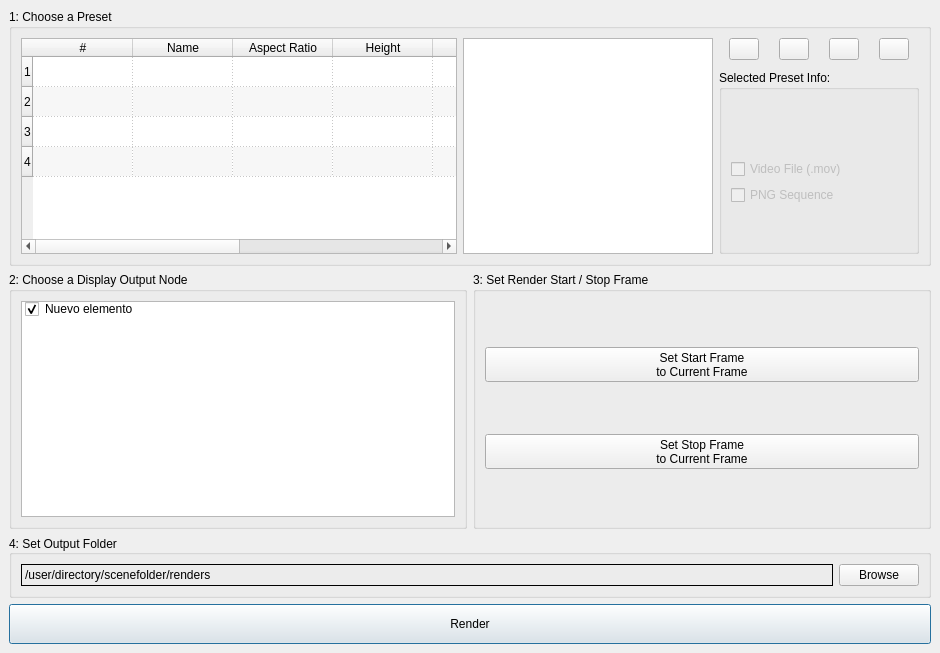
The window that code/EZRender.ui (VisualDroids/EZ-Render-for-Toonboom-Harmony) describes before a commit, drawn with Qt 5.
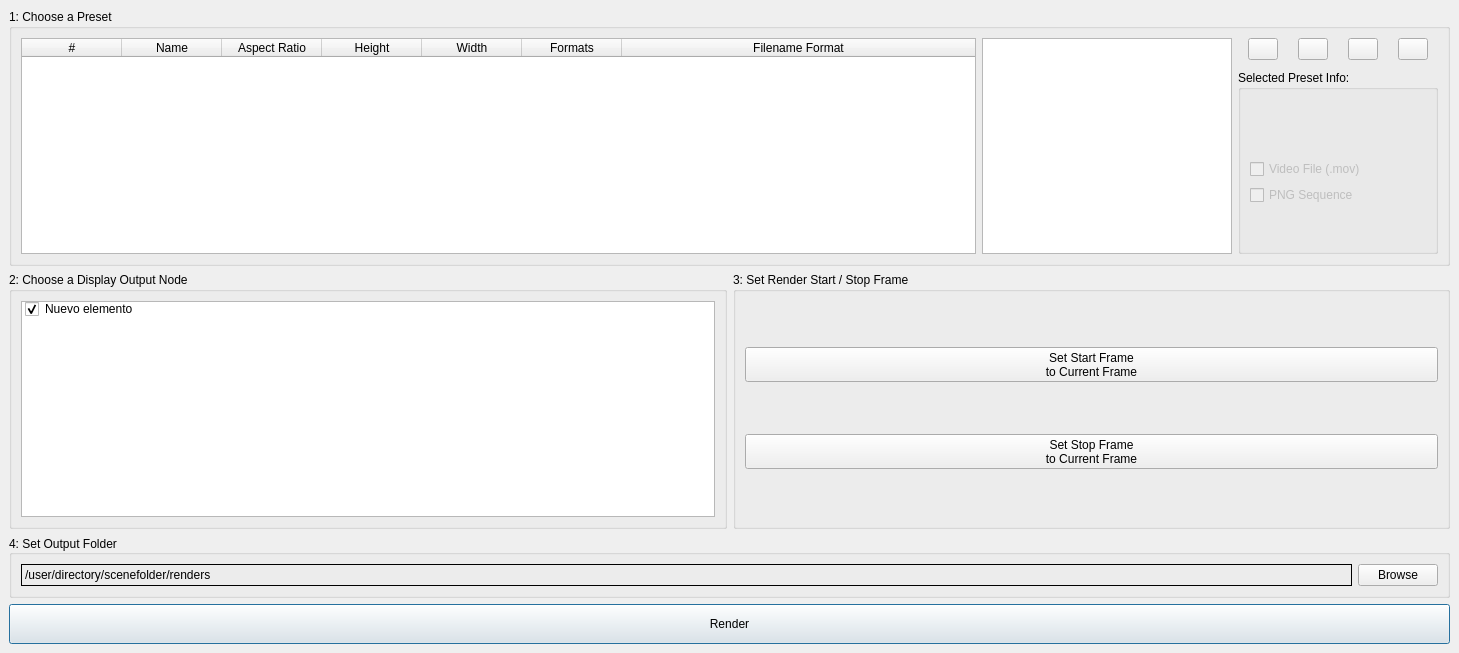
The same window after the commit. Icons and pictures are not drawn.

Commit message: Complete presets table working

The edit to the form file:
```diff
--- a/code/EZRender.ui
+++ b/code/EZRender.ui
@@ -6,7 +6,7 @@
    <rect>
     <x>0</x>
     <y>0</y>
-    <width>940</width>
+    <width>1459</width>
     <height>653</height>
    </rect>
   </property>
@@ -291,16 +291,12 @@
            <property name="gridStyle">
             <enum>Qt::DotLine</enum>
            </property>
-           <property name="rowCount">
-            <number>4</number>
-           </property>
            <attribute name="horizontalHeaderStretchLastSection">
             <bool>true</bool>
            </attribute>
-           <row/>
-           <row/>
-           <row/>
-           <row/>
+           <attribute name="verticalHeaderStretchLastSection">
+            <bool>false</bool>
+           </attribute>
            <column>
             <property name="text">
              <string>#</string>
@@ -336,11 +332,6 @@
              <string>Filename Format</string>
             </property>
            </column>
-           <column>
-            <property name="text">
-             <string/>
-            </property>
-           </column>
           </widget>
          </item>
         </layout>
```
The commit also changes 1 other file.
